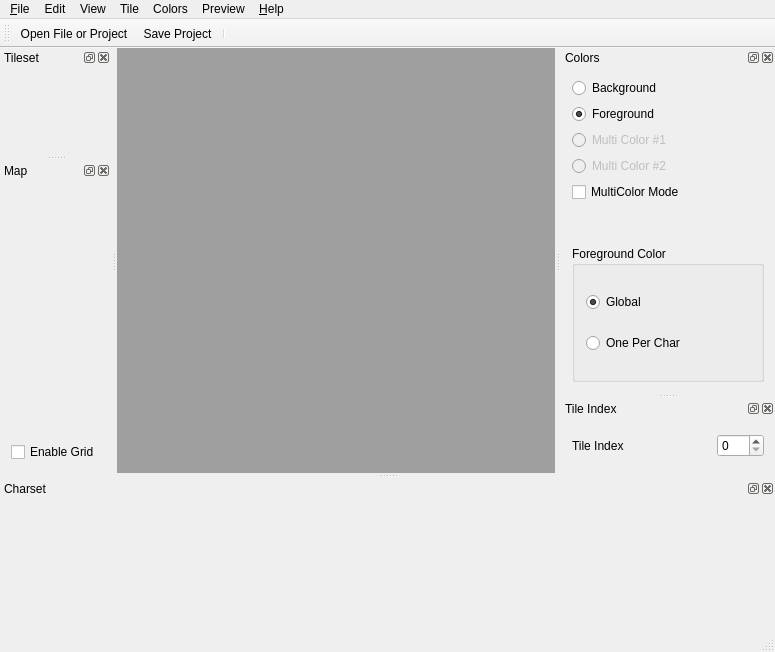
The window that src/mainwindow.ui (ricardoquesada/vchar64) describes before a commit, drawn with Qt 5.
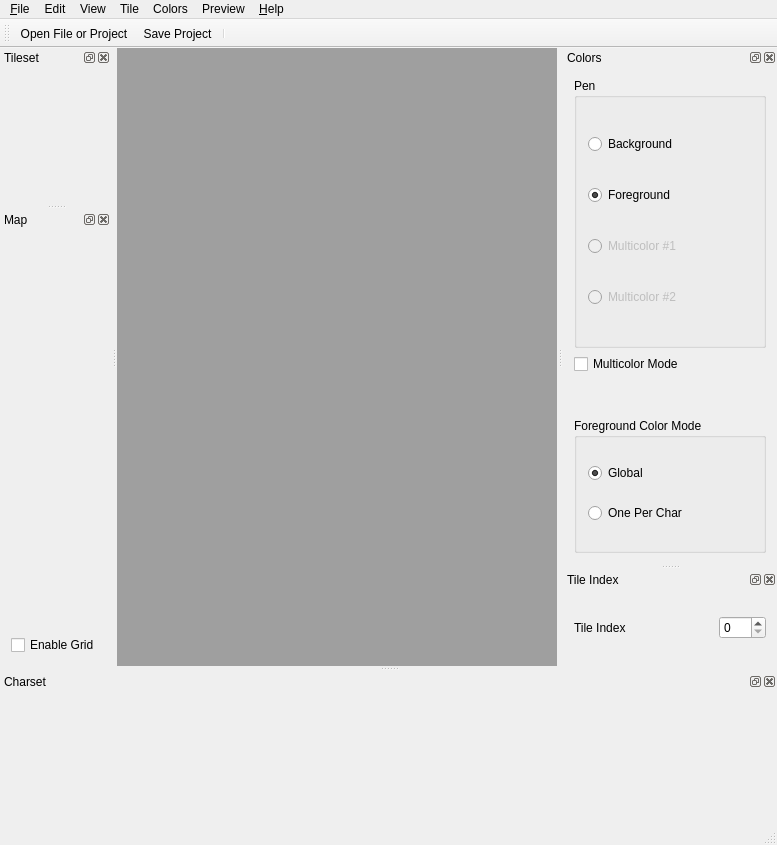
The same window after the commit. Icons and pictures are not drawn. Custom widgets are drawn as their Qt base class.

Commit message: don't emit colorUpdated() from ColorPalette

What changed in the file:
```diff
--- a/src/mainwindow.ui
+++ b/src/mainwindow.ui
@@ -6,8 +6,8 @@
    <rect>
     <x>0</x>
     <y>0</y>
-    <width>775</width>
-    <height>652</height>
+    <width>777</width>
+    <height>845</height>
    </rect>
   </property>
   <property name="focusPolicy">
@@ -62,7 +62,7 @@
     <rect>
      <x>0</x>
      <y>0</y>
-     <width>775</width>
+     <width>777</width>
      <height>22</height>
     </rect>
    </property>
@@ -245,64 +245,71 @@
     <number>2</number>
    </attribute>
    <widget class="QWidget" name="dockWidgetContents_2">
-    <layout class="QVBoxLayout" name="verticalLayout_4">
+    <layout class="QVBoxLayout" name="verticalLayout_4" stretch="2,1,1,1">
      <item>
-      <layout class="QGridLayout" name="gridLayout">
-       <item row="3" column="1">
-        <widget class="ColorRectWidget" name="colorRectWidget_3" native="true"/>
-       </item>
-       <item row="2" column="1">
-        <widget class="ColorRectWidget" name="colorRectWidget_2" native="true"/>
-       </item>
-       <item row="0" column="1">
-        <widget class="ColorRectWidget" name="colorRectWidget_0" native="true"/>
-       </item>
-       <item row="1" column="1">
-        <widget class="ColorRectWidget" name="colorRectWidget_1" native="true"/>
-       </item>
-       <item row="1" column="0">
-        <widget class="QRadioButton" name="radioButton_foreground">
-         <property name="text">
-          <string>Foreground</string>
-         </property>
-         <property name="checked">
-          <bool>true</bool>
-         </property>
-        </widget>
-       </item>
-       <item row="2" column="0">
-        <widget class="QRadioButton" name="radioButton_multicolor1">
-         <property name="enabled">
-          <bool>false</bool>
-         </property>
-         <property name="text">
-          <string>Multi Color #1</string>
-         </property>
-        </widget>
-       </item>
-       <item row="3" column="0">
-        <widget class="QRadioButton" name="radioButton_multicolor2">
-         <property name="enabled">
-          <bool>false</bool>
-         </property>
-         <property name="text">
-          <string>Multi Color #2</string>
-         </property>
-        </widget>
-       </item>
-       <item row="0" column="0">
-        <widget class="QRadioButton" name="radioButton_background">
-         <property name="text">
-          <string>Background</string>
-         </property>
-        </widget>
-       </item>
-      </layout>
+      <widget class="QGroupBox" name="gridGroupBox">
+       <property name="title">
+        <string>Pen</string>
+       </property>
+       <layout class="QGridLayout" name="gridLayout">
+        <item row="2" column="1">
+         <widget class="ColorRectWidget" name="colorRectWidget_1" native="true">
+          <zorder>colorRectWidget_3</zorder>
+         </widget>
+        </item>
+        <item row="0" column="1">
+         <widget class="ColorRectWidget" name="colorRectWidget_0" native="true"/>
+        </item>
+        <item row="4" column="0">
+         <widget class="QRadioButton" name="radioButton_multicolor2">
+          <property name="enabled">
+           <bool>false</bool>
+          </property>
+          <property name="text">
+           <string>Multicolor #2</string>
+          </property>
+         </widget>
+        </item>
+        <item row="0" column="0">
+         <widget class="QRadioButton" name="radioButton_background">
+          <property name="text">
+           <string>Background</string>
+          </property>
+         </widget>
+        </item>
+        <item row="2" column="0">
+         <widget class="QRadioButton" name="radioButton_foreground">
+          <property name="text">
+           <string>Foreground </string>
+          </property>
+          <property name="checked">
+           <bool>true</bool>
+          </property>
+         </widget>
+        </item>
+        <item row="3" column="0">
+         <widget class="QRadioButton" name="radioButton_multicolor1">
+          <property name="enabled">
+           <bool>false</bool>
+          </property>
+          <property name="text">
+           <string>Multicolor #1</string>
+          </property>
+         </widget>
+        </item>
+        <item row="4" column="1">
+         <widget class="ColorRectWidget" name="colorRectWidget_3" native="true"/>
+        </item>
+        <item row="3" column="1">
+         <widget class="ColorRectWidget" name="colorRectWidget_2" native="true"/>
+        </item>
+       </layout>
+      </widget>
      </item>
      <item>
       <widget class="QCheckBox" name="checkBox_multicolor">
        <property name="text">
-        <string>MultiColor Mode</string>
+        <string>Multicolor Mode</string>
        </property>
       </widget>
      </item>
@@ -325,7 +332,7 @@
      <item>
       <widget class="QGroupBox" name="groupBox">
        <property name="title">
-        <string>Foreground Color</string>
+        <string>Foreground Color Mode</string>
        </property>
        <layout class="QVBoxLayout" name="verticalLayout_6">
         <item>
```
Left out of the diff: 197 changed lines with no effect on the pictures. The commit also changes 3 other files.
